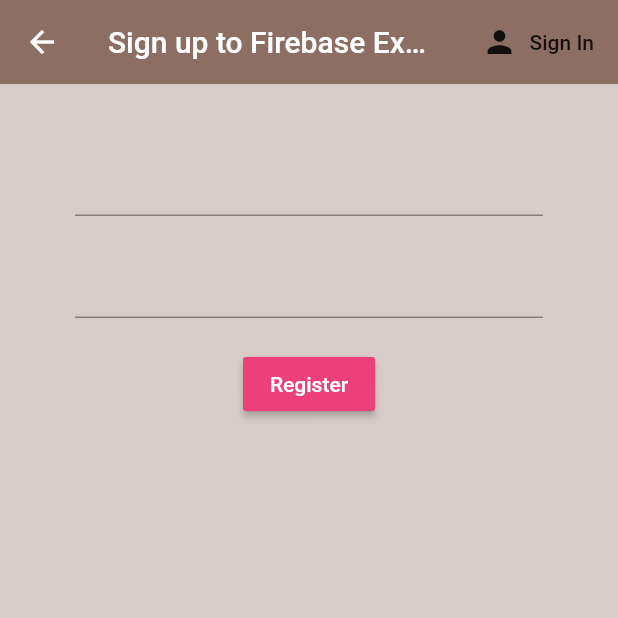
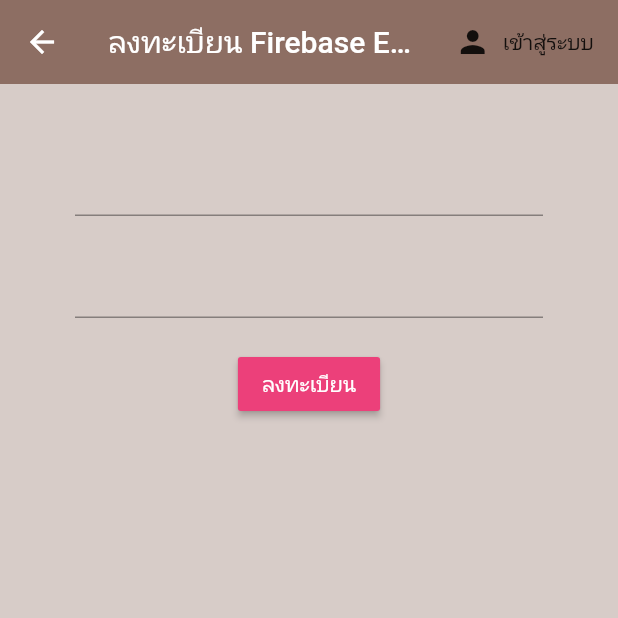
Before and after one commit to 9mudontwork/Flutter-and-Firebase-example-project, a Flutter app: the Register screen opened directly, on a phone screen of 412 x 824 dp, the top half of it. Run offline on Flutter 3.47's test engine with Material 2 defaults, Android fonts, the phone set to English and light mode, and no system bars; our stand-ins replace firebase_auth, firebase_core; accounts and stored records are empty.

Commit message:
ลองทำ register ยังติดปัญหา handle exception ของ firebase

```diff
--- a/flutter_firebase_example/lib/screens/authenticate/register.dart
+++ b/flutter_firebase_example/lib/screens/authenticate/register.dart
@@ -11,9 +11,11 @@ class Register extends StatefulWidget {
 
 class _RegisterState extends State<Register> {
   final AuthService _authService = AuthService();
+  final _formKey = GlobalKey<FormState>();
 
   String email = '';
   String password = '';
+  String error = '';
 
   @override
   Widget build(BuildContext context) {
@@ -22,11 +24,11 @@ class _RegisterState extends State<Register> {
       appBar: AppBar(
         backgroundColor: Colors.brown[400],
         elevation: 0.0,
-        title: Text('Sign up to Firebase Example'),
+        title: Text('ลงทะเบียน Firebase Example'),
         actions: <Widget>[
           FlatButton.icon(
             icon: Icon(Icons.person),
-            label: Text('Sign In'),
+            label: Text('เข้าสู่ระบบ'),
             onPressed: () {
               widget.toggleView();
             },
@@ -36,16 +38,20 @@ class _RegisterState extends State<Register> {
       body: Container(
         padding: EdgeInsets.symmetric(vertical: 20.0, horizontal: 50.0),
         child: Form(
+          key: _formKey,
           child: Column(
             children: <Widget>[
               SizedBox(height: 20),
               TextFormField(
+                validator: (value) => value.isEmpty ? 'กรุณากรอกอีเมล' : null,
                 onChanged: (value) {
                   setState(() => email = value);
                 },
               ),
               SizedBox(height: 20),
               TextFormField(
+                validator: (value) =>
+                    value.length < 6 ? 'พาสวเิร์ดต้องมากกว่า 6 ตัวอักษร' : null,
                 obscureText: true,
                 onChanged: (value) {
                   setState(() => password = value);
@@ -55,13 +61,26 @@ class _RegisterState extends State<Register> {
               RaisedButton(
                 color: Colors.pink[400],
                 child: Text(
-                  'Register',
+                  'ลงทะเบียน',
                   style: TextStyle(color: Colors.white),
                 ),
                 onPressed: () async {
-                  print(email);
-                  print(password);
+                  if (_formKey.currentState.validate()) {
+                    dynamic registerResult = await _authService
+                        .registerWithEmailAndPassword(email, password);
+                    if (registerResult == null) {
+                      setState(() => error = 'รูปแบบอีเมลไม่ถูกต้อง');
+                    }
+                  }
                 },
+              ),
+              SizedBox(height: 20),
+              Text(
+                error,
+                style: TextStyle(
+                  color: Colors.red,
+                  fontSize: 14,
+                ),
               ),
             ],
           ),
--- a/flutter_firebase_example/lib/screens/authenticate/sign_in.dart
+++ b/flutter_firebase_example/lib/screens/authenticate/sign_in.dart
@@ -22,11 +22,11 @@ class _SignInState extends State<SignIn> {
       appBar: AppBar(
         backgroundColor: Colors.brown[400],
         elevation: 0.0,
-        title: Text('Sign in to Firebase Example'),
+        title: Text('เข้าสู่ระบบ Firebase Example'),
         actions: <Widget>[
           FlatButton.icon(
             icon: Icon(Icons.person),
-            label: Text('Register'),
+            label: Text('ลงทะเบียน'),
             onPressed: () {
               widget.toggleView();
             },
@@ -55,7 +55,7 @@ class _SignInState extends State<SignIn> {
               RaisedButton(
                 color: Colors.pink[400],
                 child: Text(
-                  'Sign In',
+                  'เข้าสู่ระบบ',
                   style: TextStyle(color: Colors.white),
                 ),
                 onPressed: () async {
```
Also changed, not shown: flutter_firebase_example/lib/screens/services/auth.dart (+32 -0 lines).
